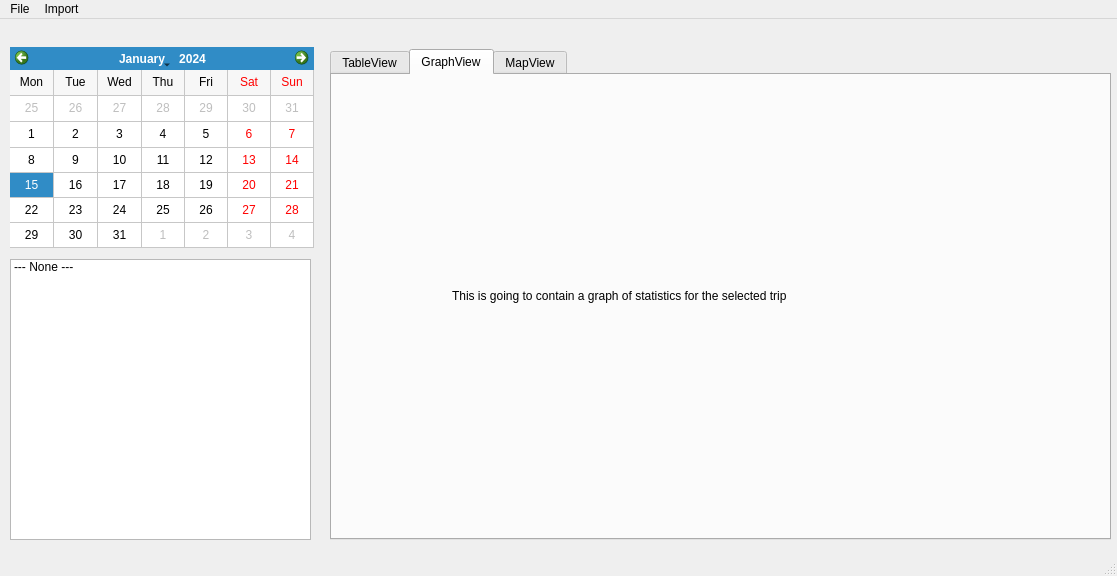
Old version of the form src/gui/mainWindow.ui in the repository jessie828/locationmanager.
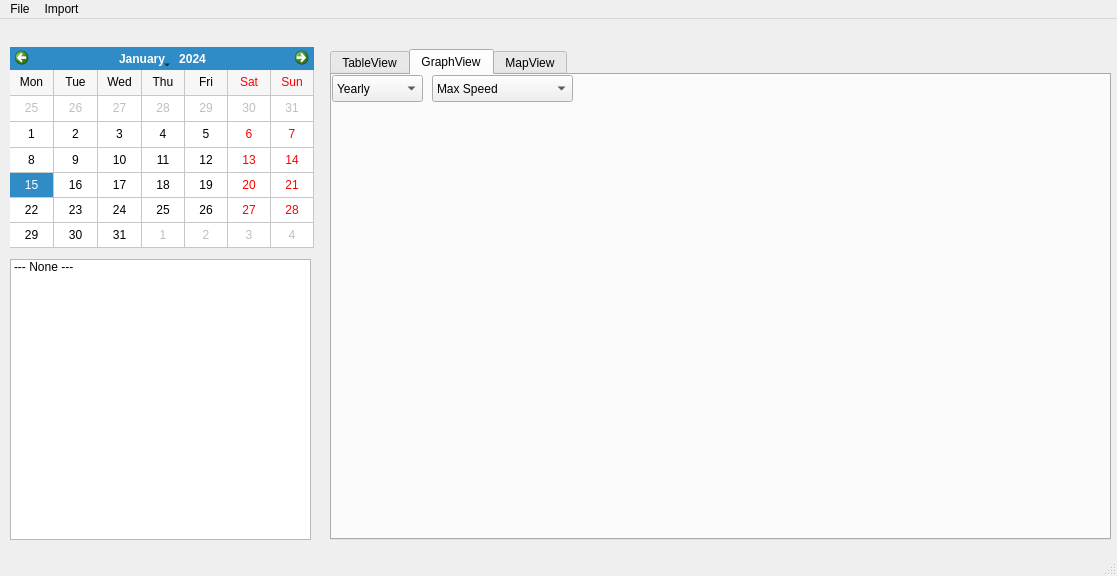
New version of the form. The open tabs and pages were chosen to show the change. Custom widgets are drawn as their Qt base class.

```diff
--- a/src/gui/mainWindow.ui
+++ b/src/gui/mainWindow.ui
@@ -75,18 +75,60 @@
      <attribute name="title">
       <string>GraphView</string>
      </attribute>
-     <widget class="QLabel" name="label_2">
+     <widget class="QwtPlot" name="grid">
       <property name="geometry">
        <rect>
-        <x>120</x>
-        <y>140</y>
-        <width>441</width>
-        <height>161</height>
+        <x>-1</x>
+        <y>29</y>
+        <width>771</width>
+        <height>431</height>
        </rect>
       </property>
-      <property name="text">
-       <string>This is going to contain a graph of statistics for the selected trip</string>
+     </widget>
+     <widget class="QComboBox" name="timeType">
+      <property name="geometry">
+       <rect>
+        <x>0</x>
+        <y>0</y>
+        <width>91</width>
+        <height>27</height>
+       </rect>
       </property>
+      <item>
+       <property name="text">
+        <string>Yearly</string>
+       </property>
+      </item>
+      <item>
+       <property name="text">
+        <string>Monthly</string>
+       </property>
+      </item>
+      <item>
+       <property name="text">
+        <string>Weekly</string>
+       </property>
+      </item>
+     </widget>
+     <widget class="QComboBox" name="speedType">
+      <property name="geometry">
+       <rect>
+        <x>100</x>
+        <y>0</y>
+        <width>141</width>
+        <height>27</height>
+       </rect>
+      </property>
+      <item>
+       <property name="text">
+        <string>Max Speed</string>
+       </property>
+      </item>
+      <item>
+       <property name="text">
+        <string>Average Speed</string>
+       </property>
+      </item>
      </widget>
     </widget>
     <widget class="QWidget" name="mapTab">
@@ -216,6 +258,13 @@
    </property>
   </action>
  </widget>
+ <customwidgets>
+  <customwidget>
+   <class>QwtPlot</class>
+   <extends>QFrame</extends>
+   <header>qwt_plot.h</header>
+  </customwidget>
+ </customwidgets>
  <resources/>
  <connections/>
 </ui>
```
